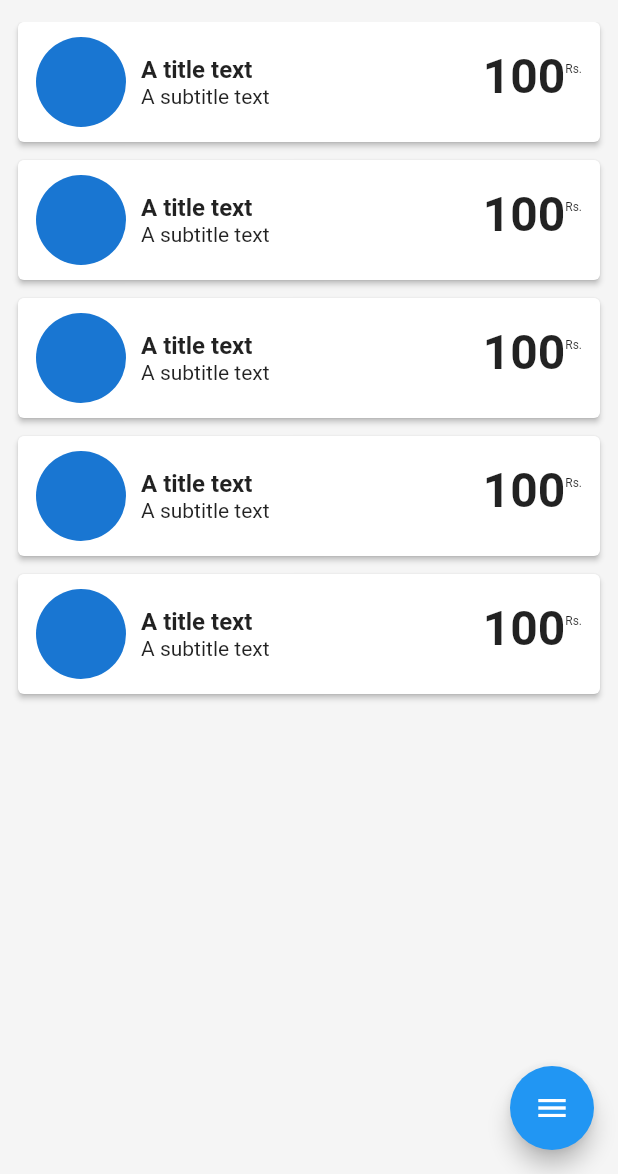
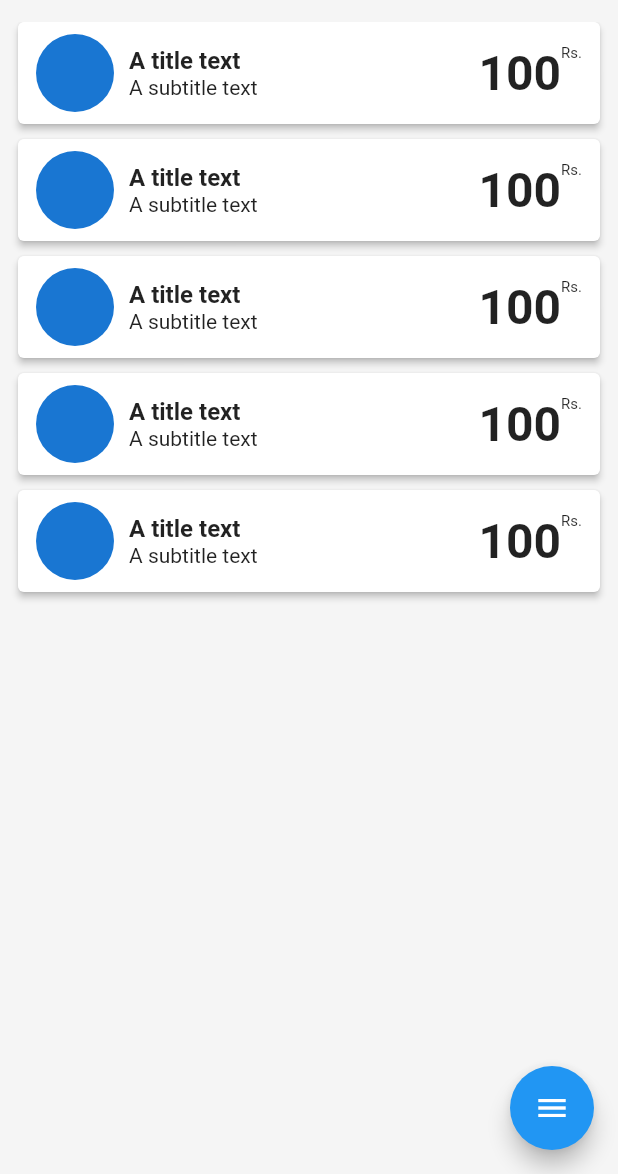
Before and after one commit to ankit7927/udhar, a Flutter app: the screen it shows after launch, on a phone screen of 412 x 824 dp, the part 62-1236 px from its top. Run offline on Flutter 3.47's test engine with Material 2 defaults, Android fonts, the phone set to English and light mode, and no system bars; drawn by our look-alikes of flutter_expandable_fab; Roboto replaces fonts that are missing (inter).

Commit message:
updated layouts

```diff
--- a/lib/components/home_customer_card.dart
+++ b/lib/components/home_customer_card.dart
@@ -14,14 +14,16 @@ class HomeCustomerCard extends StatelessWidget {
         );
       },
       child: Card(
-        elevation: 1.6,
-        margin: const EdgeInsets.only(bottom: 12.0),
+        surfaceTintColor: Colors.white,
+        elevation: 2,
+        margin: const EdgeInsets.only(bottom: 10.0),
         child: Container(
-          padding: const EdgeInsets.fromLTRB(12, 10, 12, 10),
+          padding: const EdgeInsets.fromLTRB(12, 8, 12, 8),
           child: const Row(
+            crossAxisAlignment: CrossAxisAlignment.center,
             children: <Widget>[
               CircleAvatar(
-                radius: 30.0,
+                radius: 26.0,
               ),
               SizedBox(width: 10.0),
               Expanded(
@@ -47,12 +49,11 @@ class HomeCustomerCard extends StatelessWidget {
                     "100",
                     style: TextStyle(
                         fontSize: 32.0,
-                        fontWeight: FontWeight.bold,
-                        height: 0.8),
+                        fontWeight: FontWeight.bold),
                   ),
                   Text(
                     "Rs.",
-                    style: TextStyle(fontSize: 8),
+                    style: TextStyle(fontSize: 10),
                   )
                 ],
               )
```
